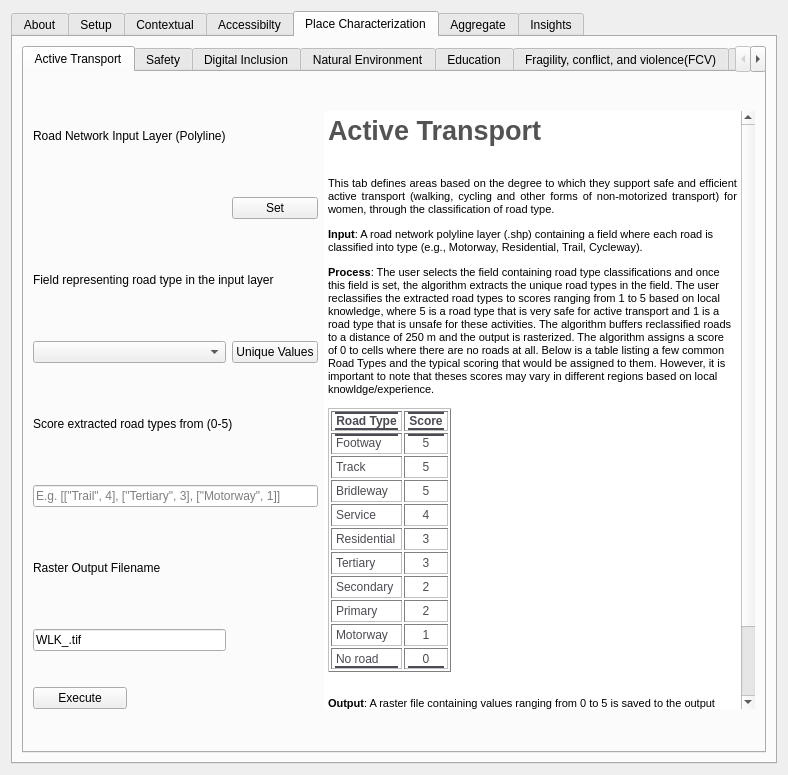
This is gender_indicator_tool/gender_indicator_tool_dialog_base.ui in worldbank/GEEST as Qt 5 draws it before an edit. The edited form follows.
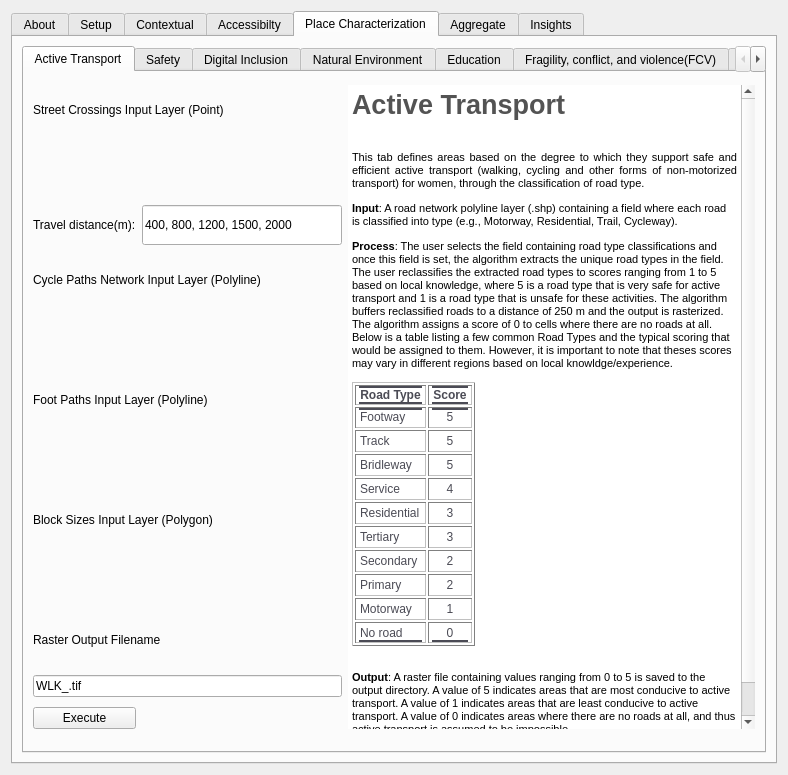
This is the edited form. The open tabs and pages were chosen to show the change. Custom widgets are drawn as their Qt base class.

Commit message: Updates on Active transport -> street crossings

Diff of the .ui file:
```diff
--- a/gender_indicator_tool/gender_indicator_tool_dialog_base.ui
+++ b/gender_indicator_tool/gender_indicator_tool_dialog_base.ui
@@ -1893,15 +1893,166 @@
               </size>
              </property>
              <property name="text">
-              <string>Road Network Input Layer (Polyline)</string>
+              <string>Street Crossings Input Layer (Point)</string>
              </property>
             </widget>
            </item>
-           <item row="0" column="3" rowspan="9">
+           <item row="1" column="0" colspan="2">
+            <widget class="QgsFileWidget" name="WLK_Input_Field" native="true">
+             <property name="maximumSize">
+              <size>
+               <width>16777215</width>
+               <height>50</height>
+              </size>
+             </property>
+            </widget>
+           </item>
+           <item row="2" column="0">
+            <widget class="QLabel" name="label_62">
+             <property name="maximumSize">
+              <size>
+               <width>16777215</width>
+               <height>50</height>
+              </size>
+             </property>
+             <property name="text">
+              <string>Travel distance(m):</string>
+             </property>
+            </widget>
+           </item>
+           <item row="2" column="1">
+            <widget class="QgsFilterLineEdit" name="WLK_Ranges_Field">
+             <property name="maximumSize">
+              <size>
+               <width>200</width>
+               <height>40</height>
+              </size>
+             </property>
+             <property name="text">
+              <string>400, 800, 1200, 1500, 2000</string>
+             </property>
+             <property name="qgisRelation" stdset="0">
+              <string notr="true"/>
+             </property>
+            </widget>
+           </item>
+           <item row="3" column="0" colspan="2">
+            <widget class="QLabel" name="label_59">
+             <property name="maximumSize">
+              <size>
+               <width>16777215</width>
+               <height>50</height>
+              </size>
+             </property>
+             <property name="text">
+              <string>Cycle Paths Network Input Layer (Polyline)</string>
+             </property>
+            </widget>
+           </item>
+           <item row="4" column="0" colspan="2">
+            <widget class="QgsFileWidget" name="WLK_Input_Field_2" native="true">
+             <property name="maximumSize">
+              <size>
+               <width>16777215</width>
+               <height>50</height>
+              </size>
+             </property>
+            </widget>
+           </item>
+           <item row="5" column="0" colspan="2">
+            <widget class="QLabel" name="label_60">
+             <property name="maximumSize">
+              <size>
+               <width>16777215</width>
+               <height>50</height>
+              </size>
+             </property>
+             <property name="text">
+              <string>Foot Paths Input Layer (Polyline)</string>
+             </property>
+            </widget>
+           </item>
+           <item row="6" column="0" colspan="2">
+            <widget class="QgsFileWidget" name="WLK_Input_Field_3" native="true">
+             <property name="maximumSize">
+              <size>
+               <width>16777215</width>
+               <height>50</height>
+              </size>
+             </property>
+            </widget>
+           </item>
+           <item row="7" column="0" colspan="2">
+            <widget class="QLabel" name="label_61">
+             <property name="maximumSize">
+              <size>
+               <width>16777215</width>
+               <height>50</height>
+              </size>
+             </property>
+             <property name="text">
+              <string>Block Sizes Input Layer (Polygon)</string>
+             </property>
+            </widget>
+           </item>
+           <item row="8" column="0" colspan="2">
+            <widget class="QgsFileWidget" name="WLK_Input_Field_4" native="true">
+             <property name="maximumSize">
+              <size>
+               <width>16777215</width>
+               <height>50</height>
+              </size>
+             </property>
+            </widget>
+           </item>
+           <item row="9" column="0" colspan="2">
+            <widget class="QLabel" name="label_65">
+             <property name="maximumSize">
+              <size>
+               <width>16777215</width>
+               <height>50</height>
+              </size>
+             </property>
+             <property name="text">
+              <string>Raster Output Filename</string>
+             </property>
+            </widget>
+           </item>
+           <item row="10" column="0" colspan="2">
+            <widget class="QgsFilterLineEdit" name="WLK_Output_Field">
+             <property name="text">
+              <string>WLK_.tif</string>
+             </property>
+             <property name="qgisRelation" stdset="0">
+              <string notr="true"/>
+             </property>
+            </widget>
+           </item>
+           <item row="11" column="0">
+            <widget class="QPushButton" name="WLK_Execute_PB">
+             <property name="text">
+              <string>Execute</string>
+             </property>
+            </widget>
+           </item>
+           <item row="11" column="1">
+            <widget class="QLabel" name="WLK_status">
+             <property name="text">
+              <string/>
+             </property>
+            </widget>
+           </item>
+           <item row="0" column="2" rowspan="12">
             <widget class="QTextEdit" name="textEdit_18">
              <property name="enabled">
               <bool>true</bool>
              </property>
+             <property name="maximumSize">
+              <size>
+               <width>16777215</width>
+               <height>1000</height>
+              </size>
+             </property>
              <property name="frameShape">
               <enum>QFrame::NoFrame</enum>
              </property>
@@ -1981,105 +2132,6 @@
              </property>
             </widget>
            </item>
-           <item row="1" column="0" colspan="2">
-            <widget class="QgsFileWidget" name="WLK_Input_Field" native="true"/>
-           </item>
-           <item row="1" column="2">
-            <widget class="QPushButton" name="WLK_Set_PB">
-             <property name="text">
-              <string>Set</string>
-             </property>
-            </widget>
-           </item>
-           <item row="2" column="0" colspan="3">
-            <widget class="QLabel" name="label_63">
-             <property name="maximumSize">
-              <size>
-               <width>16777215</width>
-               <height>50</height>
-              </size>
-             </property>
-             <property name="text">
-              <string>Field representing road type in the input layer</string>
-             </property>
-            </widget>
-           </item>
-           <item row="3" column="0" colspan="2">
-            <widget class="QComboBox" name="WLK_roadTypeField_CB"/>
-           </item>
-           <item row="3" column="2">
-            <widget class="QPushButton" name="WLK_unique_PB">
-             <property name="text">
-              <string>Unique Values</string>
-             </property>
-            </widget>
-           </item>
-           <item row="4" column="0" colspan="3">
-            <widget class="QLabel" name="label_117">
-             <property name="maximumSize">
-              <size>
-               <width>16777215</width>
-               <height>50</height>
-              </size>
-             </property>
-             <property name="text">
-              <string>Score extracted road types from (0-5)</string>
-             </property>
-            </widget>
-           </item>
-           <item row="5" column="0" colspan="3">
-            <widget class="QgsFilterLineEdit" name="WLK_typeScore_Field">
-             <property name="inputMask">
-              <string/>
-             </property>
-             <property name="text">
-              <string/>
-             </property>
-             <property name="placeholderText">
-              <string>E.g. [[&quot;Trail&quot;, 4], [&quot;Tertiary&quot;, 3], [&quot;Motorway&quot;, 1]]</string>
-             </property>
-             <property name="qgisRelation" stdset="0">
-              <string notr="true"/>
-             </property>
-            </widget>
-           </item>
-           <item row="6" column="0" colspan="2">
-            <widget class="QLabel" name="label_65">
-             <property name="maximumSize">
-              <size>
-               <width>16777215</width>
-               <height>50</height>
-              </size>
-             </property>
-             <property name="text">
-              <string>Raster Output Filename</string>
-             </property>
-            </widget>
-           </item>
-           <item row="7" column="0" colspan="2">
-            <widget class="QgsFilterLineEdit" name="WLK_Output_Field">
-             <property name="text">
-              <string>WLK_.tif</string>
-             </property>
-             <property name="qgisRelation" stdset="0">
-              <string notr="true"/>
-             </property>
-            </widget>
-           </item>
-           <item row="8" column="0">
-            <widget class="QPushButton" name="WLK_Execute_PB">
-             <property name="text">
-              <string>Execute</string>
-             </property>
-            </widget>
-           </item>
-           <item row="8" column="1" colspan="2">
-            <widget class="QLabel" name="WLK_status">
-             <property name="text">
-              <string/>
-             </property>
-            </widget>
-           </item>
           </layout>
          </widget>
          <widget class="QWidget" name="tab_27">
```
Left out of the diff: 2 changed lines with no effect on the pictures. The commit also changes 1 other file.
